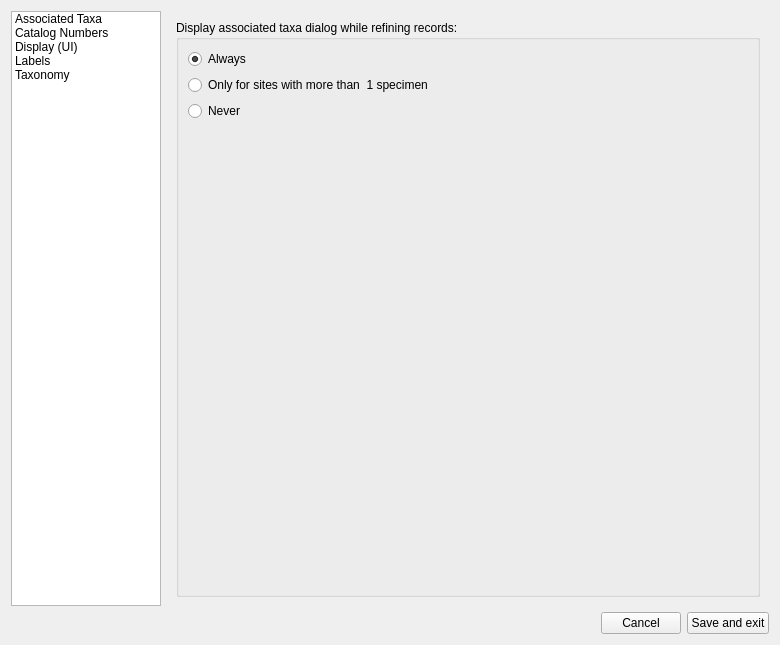
Old version of the form ui/settingsUI.ui in the repository CapPow/collBook.
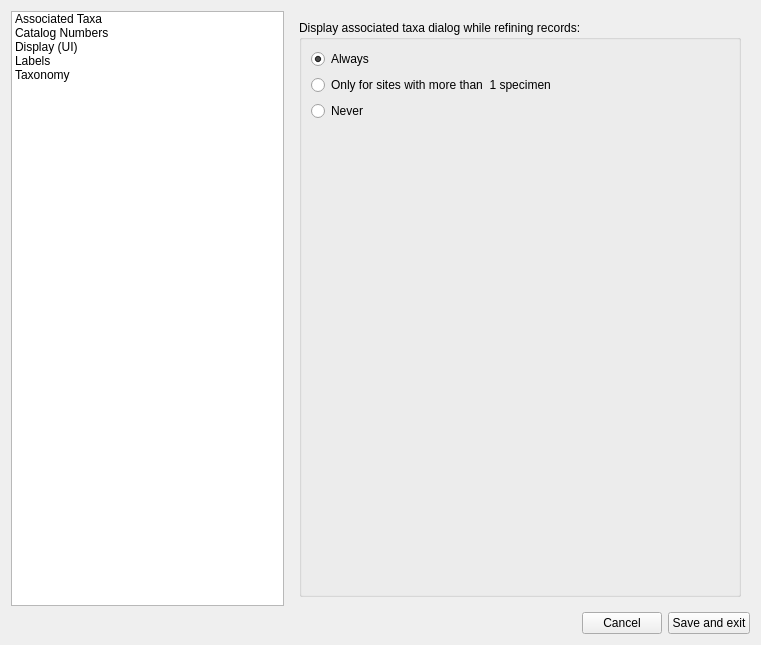
New version of the form. The open tabs and pages were chosen to show the change. Icons and pictures are not drawn.

Commit message: polished sizing policy

Diff of the .ui file:
```diff
--- a/ui/settingsUI.ui
+++ b/ui/settingsUI.ui
@@ -6,7 +6,7 @@
    <rect>
     <x>0</x>
     <y>0</y>
-    <width>780</width>
+    <width>761</width>
     <height>645</height>
    </rect>
   </property>
@@ -46,18 +46,24 @@
        <number>2</number>
       </property>
       <item>
-       <layout class="QHBoxLayout" name="upperHorizontalLayout" stretch="0,4">
+       <layout class="QHBoxLayout" name="upperHorizontalLayout" stretch="0,0">
         <item>
          <widget class="QListWidget" name="page_Display">
           <property name="sizePolicy">
-           <sizepolicy hsizetype="Expanding" vsizetype="Expanding">
-            <horstretch>1</horstretch>
+           <sizepolicy hsizetype="MinimumExpanding" vsizetype="Expanding">
+            <horstretch>0</horstretch>
             <verstretch>0</verstretch>
            </sizepolicy>
           </property>
           <property name="lineWidth">
            <number>1</number>
           </property>
+          <property name="sizeAdjustPolicy">
+           <enum>QAbstractScrollArea::AdjustToContentsOnFirstShow</enum>
+          </property>
+          <property name="resizeMode">
+           <enum>QListView::Adjust</enum>
+          </property>
           <item>
            <property name="text">
             <string>Associated Taxa</string>
@@ -93,8 +99,8 @@
         <item>
          <widget class="QStackedWidget" name="settingsPage">
           <property name="sizePolicy">
-           <sizepolicy hsizetype="Preferred" vsizetype="Preferred">
-            <horstretch>2</horstretch>
+           <sizepolicy hsizetype="Maximum" vsizetype="Maximum">
+            <horstretch>0</horstretch>
             <verstretch>1</verstretch>
            </sizepolicy>
           </property>
```
Left out of the diff: 4 changed lines with no effect on the pictures. The commit also changes 5 other files.
